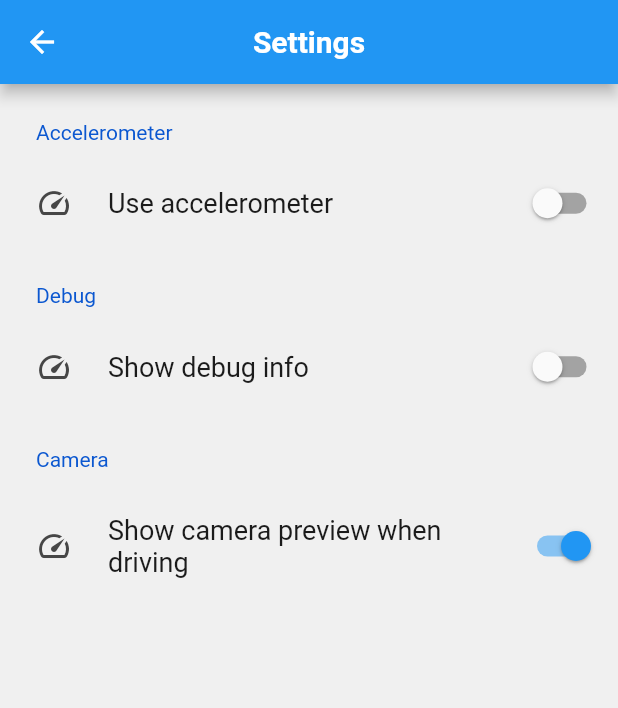
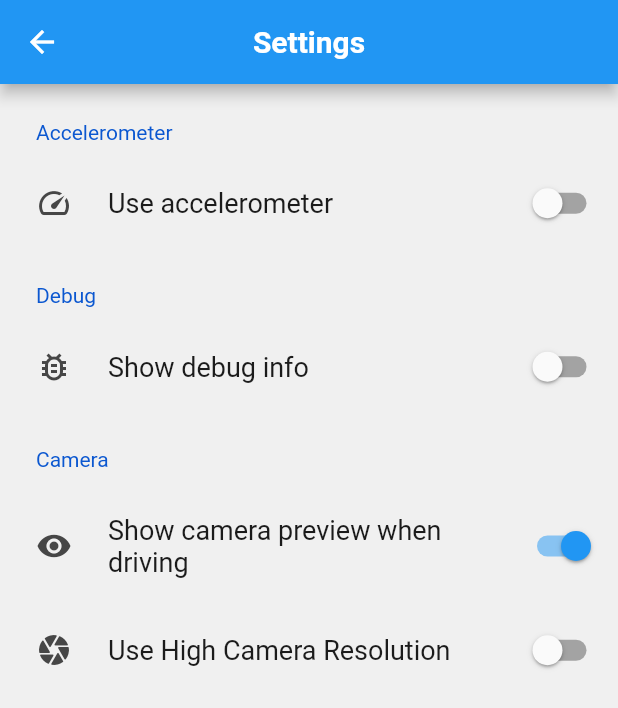
Before and after one commit to safedrivingproject/DriveFit, a Flutter app: the SettingsPage screen opened directly, on a phone screen of 412 x 824 dp. Shown: the top 708 px of the screen. Run offline on Flutter 3.47's test engine with Material 2 defaults, Android fonts, the phone set to English and light mode, and no system bars; drawn by our look-alikes of settings_ui; our stand-ins replace assets_audio_player, awesome_notifications, camera; missing offline and left inert: flutter_sensors, google_mlkit_commons, google_mlkit_face_detection; Roboto replaces fonts that are missing (Segoe UI).

Commit message:
Detection parameters + camera resolution setting

```diff
--- a/lib/global_variables.dart
+++ b/lib/global_variables.dart
@@ -10,3 +10,4 @@ bool useAccelerometer = false;
 bool inCalibrationMode = true;
 bool showDebug = false;
 bool showCameraPreview = true;
+bool useHighCameraResolution = false;
--- a/lib/settings_page.dart
+++ b/lib/settings_page.dart
@@ -47,7 +47,7 @@ class _SettingsPageState extends State<SettingsPage> {
             tiles: [
               SettingsTile.switchTile(
                 title: const Text("Show debug info"),
-                leading: const Icon(Icons.speed),
+                leading: const Icon(Icons.bug_report_outlined),
                 initialValue: globals.showDebug,
                 onToggle: (value) {
                   if (mounted) {
@@ -65,7 +65,7 @@ class _SettingsPageState extends State<SettingsPage> {
             tiles: [
               SettingsTile.switchTile(
                 title: const Text("Show camera preview when driving"),
-                leading: const Icon(Icons.speed),
+                leading: const Icon(Icons.visibility),
                 initialValue: globals.showCameraPreview,
                 onToggle: (value) {
                   if (mounted) {
@@ -75,6 +75,18 @@ class _SettingsPageState extends State<SettingsPage> {
                   }
                 },
               ),
+              SettingsTile.switchTile(
+                title: const Text("Use High Camera Resolution"),
+                leading: const Icon(Icons.camera_rounded),
+                initialValue: globals.useHighCameraResolution,
+                onToggle: (value) {
+                  if (mounted) {
+                    setState(() {
+                      globals.useHighCameraResolution = value;
+                    });
+                  }
+                },
+              ),
             ],
           ),
         ]));
```
Also changed, not shown: lib/camera_view.dart (+63 -9 lines), lib/driving_view.dart (+7 -7 lines), 1 other file.
